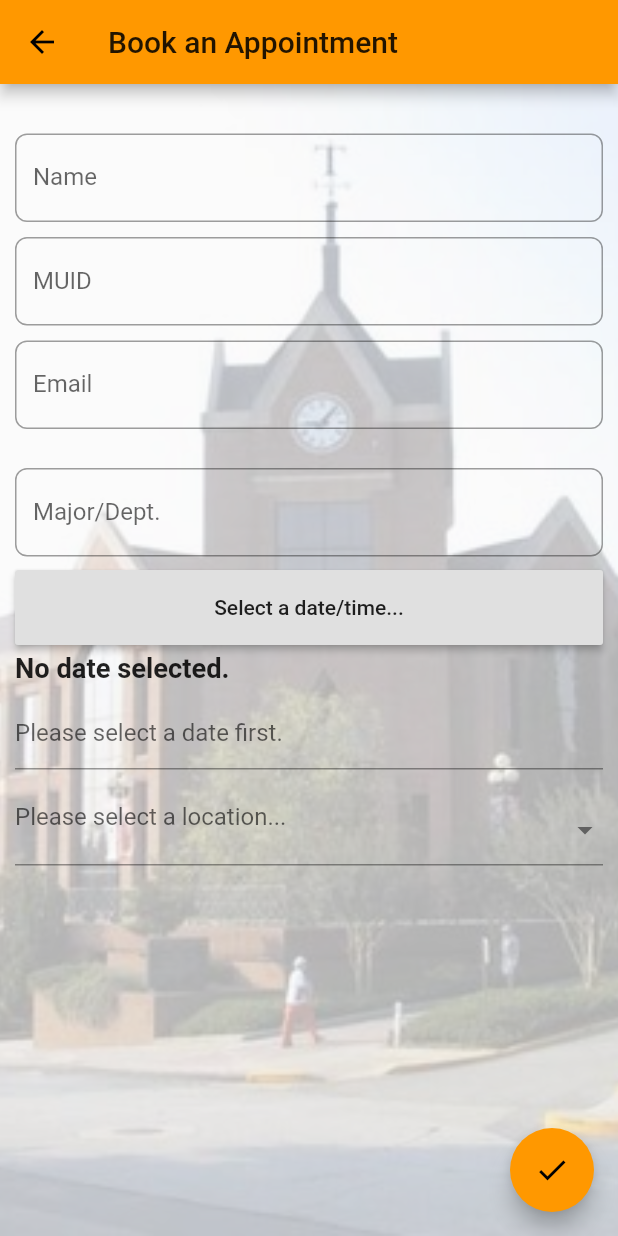
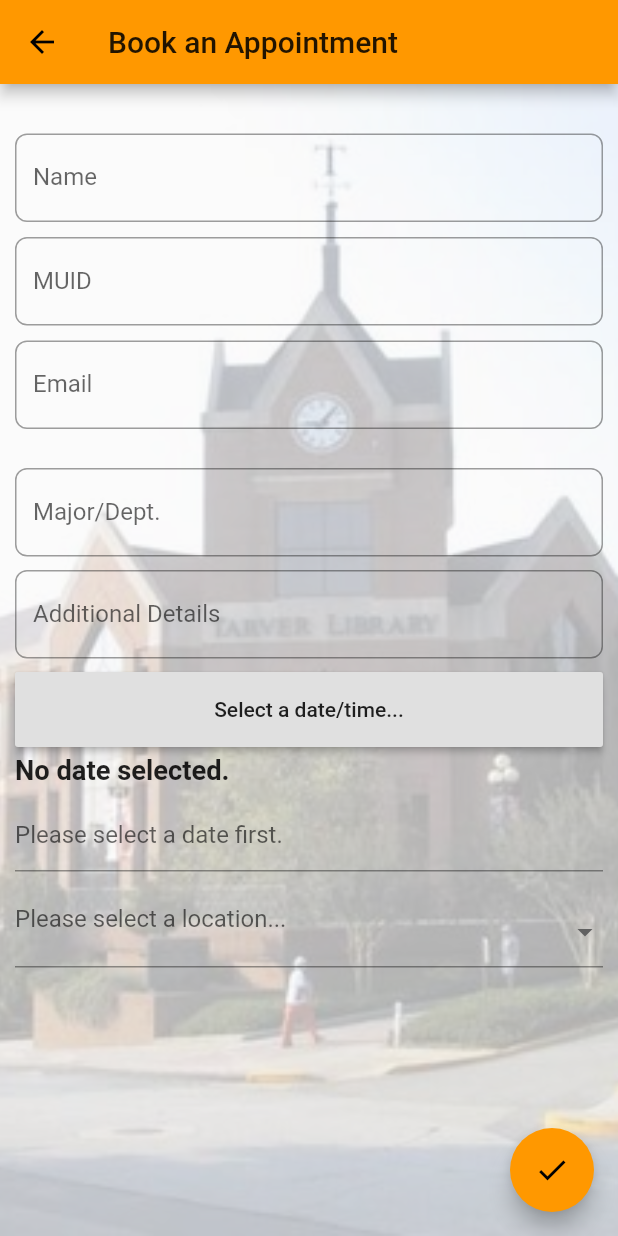
Before and after one commit to waraidev/mercer_library_app, a Flutter app: the MainForm screen opened directly, on a phone screen of 412 x 824 dp. Run offline on Flutter 3.47's test engine with Material 2 defaults, Android fonts, the phone set to English and light mode, and no system bars; our stand-ins replace cloud_firestore, flutter_secure_storage, sprintf; accounts and stored records are empty.

Commit message:
Added Details Section to Form
The details section works, but for some reason, this code broke the DatePicker even though I didn't change any of the  code for that.

```diff
--- a/mu_library_app/mu_library_app/lib/book_appt_form.dart
+++ b/mu_library_app/mu_library_app/lib/book_appt_form.dart
@@ -33,6 +33,7 @@ class _MainFormState extends State<MainForm>{
   TextEditingController _muidInput = TextEditingController();
   TextEditingController _emailInput = TextEditingController();
   TextEditingController _majorInput = TextEditingController();
+  TextEditingController _detailInput = TextEditingController();
 
   @override
   void dispose(){
@@ -170,7 +171,7 @@ class _MainFormState extends State<MainForm>{
                     ),
                   ),
 
-                  SizedBox(height: _pad,),
+                  SizedBox(height: _pad),
 
                   TextField(
                     controller: _majorInput,
@@ -190,15 +191,29 @@ class _MainFormState extends State<MainForm>{
 
                   SizedBox(height: _pad - 1),
 
+                  TextField(    //Additional Details box
+                    controller: _detailInput,
+                    onEditingComplete: () {
+                      FocusScope.of(context).requestFocus(FocusNode());
+                    },
+                    textCapitalization: TextCapitalization.none,
+                    decoration: InputDecoration(
+                      hintText: "Any more details to aid in research?",
+                      border: OutlineInputBorder(
+                        borderSide: BorderSide(color: Colors.orange[700]),
+                        borderRadius: BorderRadius.all(Radius.circular(8)),
+                      ),
+                      labelText: "Additional Details",
+                    ),
+                  ),
+
+                  SizedBox(height: _pad - 1),
+
                   Container(
                     height: 50,
                     child: RaisedButton(
                       child: Text("Select a date/time..."),
-                      onPressed: () {
-                        FocusScope.of(context).requestFocus(FocusNode());
-
-                        _selectDateTime(context);
-                      },
+                      onPressed: () => _selectDateTime(context),
                     ),
                   ),
 
@@ -243,11 +258,9 @@ class _MainFormState extends State<MainForm>{
                     ),
                   ),
 
-                  SizedBox(height: _pad,),
+                  SizedBox(height: _pad),
 
                   _chooseSpecificLoc(context),
-
-                  //TODO: Add one more text field describing research needs
                 ],
               ),
             ),
@@ -309,7 +322,7 @@ class _MainFormState extends State<MainForm>{
       if(_selectedLocation == "Connell Student Center")
         _specificLocItems = <String>["Which Wich"];
       else if(_selectedLocation == "Mercer Village")
-        _specificLocItems = <String>["ZBeans", "Outside Bookstore"];
+        _specificLocItems = <String>["Z Beans", "Outside Bookstore"];
       else if(_selectedLocation == "University Center")
         _specificLocItems = <String>["Food Court", "Main Hallway"];
       else if(_selectedLocation == "Tarver Library")
@@ -507,7 +520,8 @@ class _MainFormState extends State<MainForm>{
         _nameInput.text,
         _emailInput.text,
         _majorInput.text,
-          _specificLoc
+        _specificLoc,
+        _detailInput.text
       );
 
       mainReference.setData(_entry.toJson());
--- a/mu_library_app/mu_library_app/lib/fire_model.dart
+++ b/mu_library_app/mu_library_app/lib/fire_model.dart
@@ -1,22 +1,22 @@
 //This is the class for the Firebase data
 
 class ApptData {
-  DateTime apptDateTime;
-  String apptLoc, apptMUid, apptName,
-      apptEmail, apptMajor, apptSpecLoc;
+  DateTime dateTime;
+  String loc, muid, name, email, major, specLoc, extraDetails;
 
-  ApptData(this.apptDateTime, this.apptLoc, this.apptMUid,
-      this.apptName, this.apptEmail, this.apptMajor, this.apptSpecLoc);
+  ApptData(this.dateTime, this.loc, this.muid, this.name,
+      this.email, this.major, this.specLoc, this.extraDetails);
 
   toJson() {
     return {
-      "datetime": apptDateTime,
-      "location": apptLoc,
-      "muid": apptMUid,
-      "name": apptName,
-      "email": apptEmail,
-      "major": apptMajor,
-      "specloc": apptSpecLoc
+      "datetime": dateTime,
+      "location": loc,
+      "muid": muid,
+      "name": name,
+      "email": email,
+      "major": major,
+      "specloc": specLoc,
+      "details": extraDetails
     };
   }
 }
```
Lines whose indentation alone changed are shown as unchanged.
